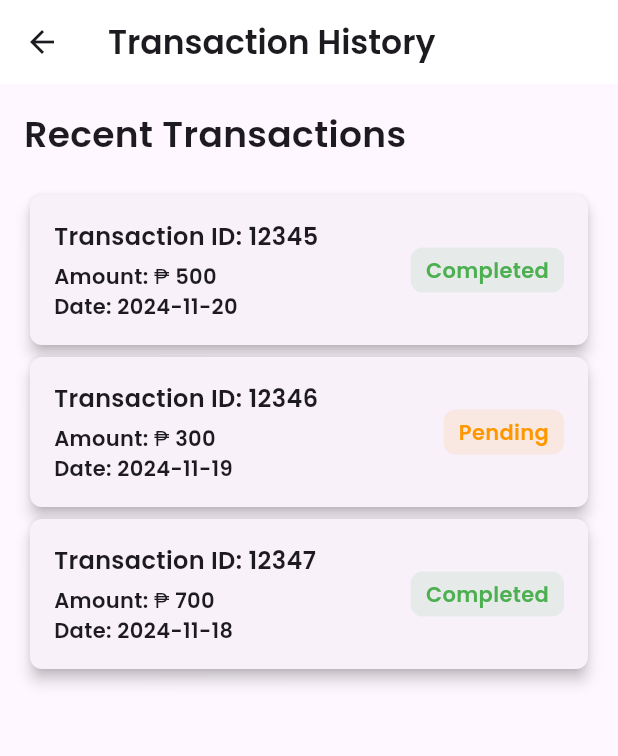
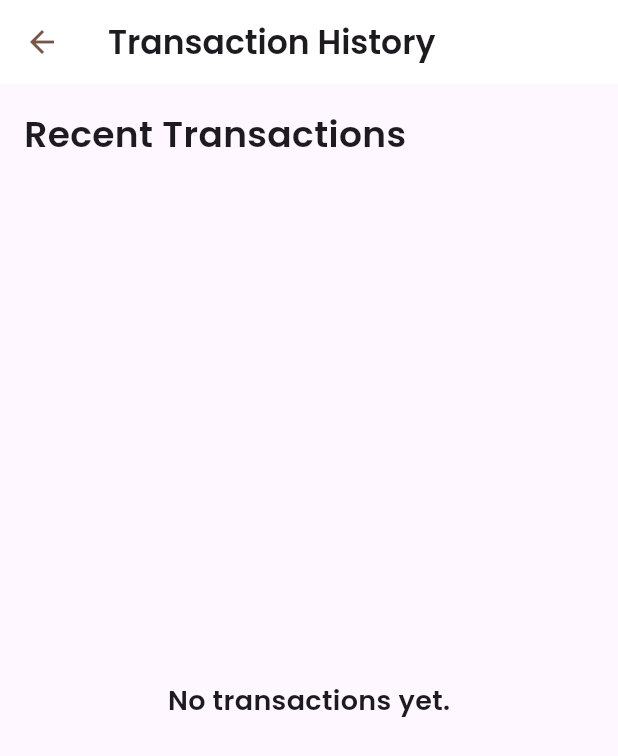
Before and after one commit to sabrinaananta/pos_project, a Flutter app: the TransactionHistoryPage screen opened directly, on a phone screen of 412 x 824 dp. Shown: the top 756 px of the screen. Run offline on Flutter 3.47's test engine with Material 3 defaults, Android fonts, the phone set to English and light mode, and no system bars; our stand-ins replace badges.

Commit message:
three commit

```diff
--- a/lib/pages/Order_page.dart
+++ b/lib/pages/Order_page.dart
@@ -1,7 +1,7 @@
 import 'package:flutter/material.dart';
 import 'package:pos_project/models/product_model.dart';
+import 'package:badges/badges.dart' as badges;
 import 'package:pos_project/pages/CartPage.dart';
-import 'package:badges/badges.dart' as badges;
 
 
 int cartItemCount = 0; // Counter jumlah item di keranjang
--- a/lib/pages/analytics_page.dart
+++ b/lib/pages/historypage.dart
@@ -1,4 +1,7 @@
 import 'package:flutter/material.dart';
+
+// Menggunakan daftar transaksi global dari file lain
+import 'CartPage.dart';
 
 class TransactionHistoryPage extends StatelessWidget {
   const TransactionHistoryPage({super.key});
@@ -16,6 +19,12 @@ class TransactionHistoryPage extends StatelessWidget {
         ),
         backgroundColor: Colors.white,
         elevation: 0,
+        leading: IconButton(
+          icon: const Icon(Icons.arrow_back, color: Colors.brown),
+          onPressed: () {
+            Navigator.pop(context);
+          },
+        ),
       ),
       body: Padding(
         padding: const EdgeInsets.all(16.0),
@@ -31,37 +40,31 @@ class TransactionHistoryPage extends StatelessWidget {
               ),
             ),
             const SizedBox(height: 20),
-            // List of recent transactions
             Expanded(
-              child: ListView(
-                children: [
-                  _buildTransactionCard(
-                    context,
-                    'Transaction ID: 12345',
-                    '₱ 500',
-                    'Completed',
-                    '2024-11-20',
-                    Colors.green,
-                  ),
-                  _buildTransactionCard(
-                    context,
-                    'Transaction ID: 12346',
-                    '₱ 300',
-                    'Pending',
-                    '2024-11-19',
-                    Colors.orange,
-                  ),
-                  _buildTransactionCard(
-                    context,
-                    'Transaction ID: 12347',
-                    '₱ 700',
-                    'Completed',
-                    '2024-11-18',
-                    Colors.green,
-                  ),
-                  // Add more transactions here as needed
-                ],
-              ),
+              child: transactionHistory.isEmpty
+                  ? const Center(
+                      child: Text(
+                        'No transactions yet.',
+                        style: TextStyle(
+                          fontSize: 18,
+                          fontFamily: 'Poppins',
+                        ),
+                      ),
+                    )
+                  : ListView.builder(
+                      itemCount: transactionHistory.length,
+                      itemBuilder: (context, index) {
+                        final transaction = transactionHistory[index];
+                        return _buildTransactionCard(
+                          context,
+                          transaction['transactionId'],
+                          'IDR ${transaction['totalPrice']}',
+                          'Completed',
+                          transaction['date'].substring(0, 10),
+                          Colors.green,
+                        );
+                      },
+                    ),
             ),
           ],
         ),
@@ -87,7 +90,6 @@ class TransactionHistoryPage extends StatelessWidget {
         child: Row(
           mainAxisAlignment: MainAxisAlignment.spaceBetween,
           children: [
-            // Transaction Info
             Expanded(
               child: Column(
                 crossAxisAlignment: CrossAxisAlignment.start,
@@ -103,22 +105,15 @@ class TransactionHistoryPage extends StatelessWidget {
                   const SizedBox(height: 5),
                   Text(
                     'Amount: $amount',
-                    style: const TextStyle(
-                      fontSize: 14,
-                      fontFamily: 'Poppins',
-                    ),
+                    style: const TextStyle(fontSize: 14),
                   ),
                   Text(
                     'Date: $date',
-                    style: const TextStyle(
-                      fontSize: 14,
-                      fontFamily: 'Poppins',
-                    ),
+                    style: const TextStyle(fontSize: 14),
                   ),
                 ],
               ),
             ),
-            // Status indicator
             Container(
               padding: const EdgeInsets.symmetric(horizontal: 10, vertical: 5),
               decoration: BoxDecoration(
@@ -129,7 +124,6 @@ class TransactionHistoryPage extends StatelessWidget {
                 status,
                 style: TextStyle(
                   fontSize: 14,
-                  fontFamily: 'Poppins',
                   fontWeight: FontWeight.bold,
                   color: statusColor,
                 ),
```
Also changed, not shown: lib/pages/CartPage.dart (+24 -5 lines), lib/pages/home.dart (+1 -16 lines).
